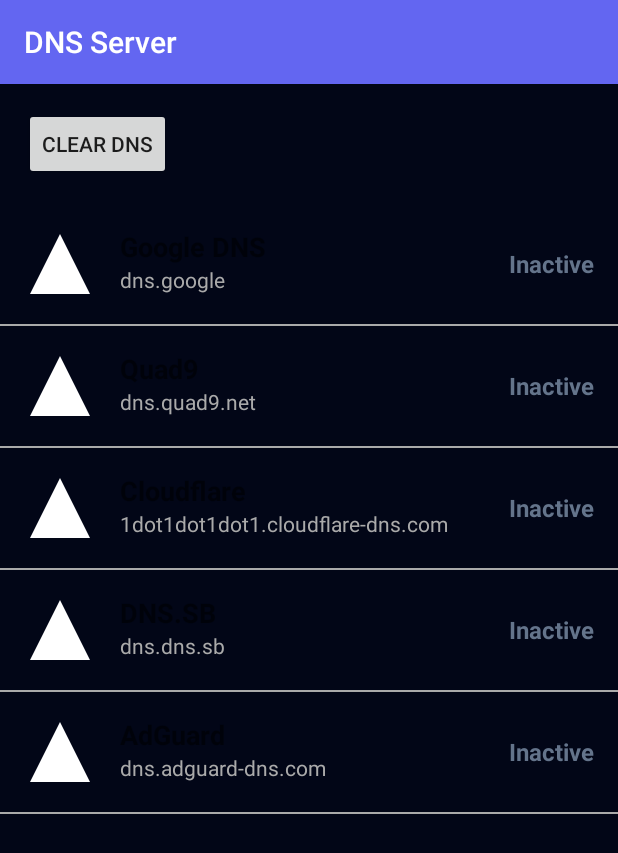
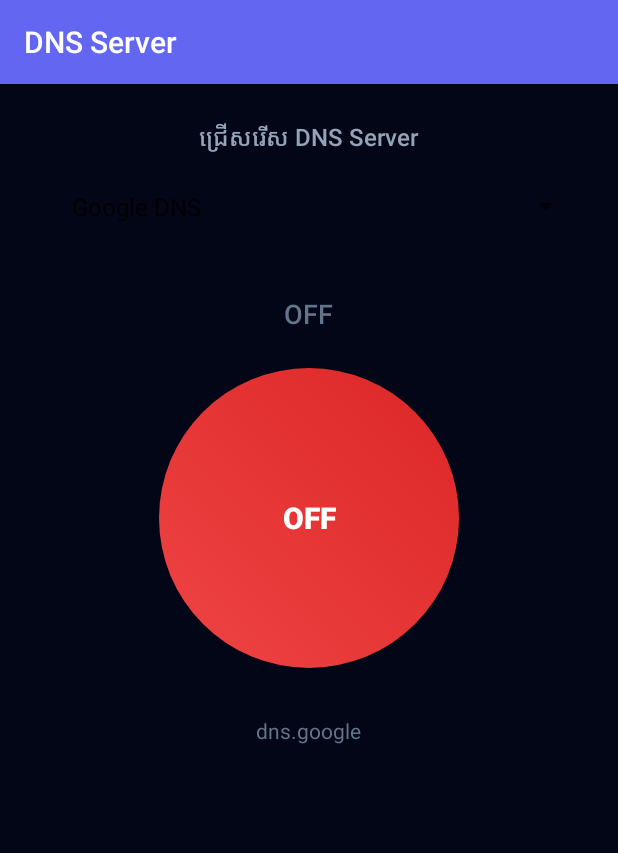
Before and after one commit to moeunzinkh-debug/Build-Apk, an Android app: the screen it shows after launch (MainActivity), on a phone screen of 412 x 824 dp. Shown: the top 853 px of the screen. Run offline under Robolectric (Android 15) with nearby library versions, the phone set to English and light mode, and no system bars.

Commit message:
Fix UI/UX: center on/off toggle, spinner drop-down, API warning
- Redesign home screen with center ON/OFF toggle button
- Replace ListView with Spinner (drop-down menu) for DNS provider selection
- Add API level warning for Android < 9 (OPPO A83T compatibility)
- Improve colors and styling for better UX
- Handle Private DNS unsupported on API 25 gracefully

Co-authored-by: arena-agent <297053741+arena-agent@users.noreply.github.com>

```diff
--- a/app/src/main/java/com/example/dnsserver/MainActivity.kt
+++ b/app/src/main/java/com/example/dnsserver/MainActivity.kt
@@ -1,20 +1,20 @@
 package com.example.dnsserver
 
-import android.content.Context
 import android.os.Bundle
-import android.view.LayoutInflater
 import android.view.View
-import android.view.ViewGroup
 import android.widget.*
 import androidx.appcompat.app.AppCompatActivity
-import androidx.appcompat.widget.Toolbar
 import com.example.dnsserver.model.DnsProvider
 import com.example.dnsserver.util.DnsManager
 
 class MainActivity : AppCompatActivity() {
 
   private lateinit var dnsManager: DnsManager
-  private lateinit var providerList: ListView
+  private lateinit var dnsSpinner: Spinner
+  private lateinit var toggleBtn: Button
+  private lateinit var statusText: TextView
+  private lateinit var currentHostText: TextView
+  private lateinit var apiWarning: TextView
 
   private val providers = listOf(
     DnsProvider("Google DNS", "dns.google", R.drawable.ic_dns),
@@ -24,93 +24,135 @@ class MainActivity : AppCompatActivity() {
     DnsProvider("AdGuard", "dns.adguard-dns.com", R.drawable.ic_dns)
   )
 
+  private var isDnsOn = false
+
   override fun onCreate(savedInstanceState: Bundle?) {
     super.onCreate(savedInstanceState)
     setContentView(R.layout.activity_main)
 
-    dnsManager = DnsManager(this)
-
-    val toolbar: Toolbar = findViewById(R.id.toolbar)
+    val toolbar: androidx.appcompat.widget.Toolbar = findViewById(R.id.toolbar)
     setSupportActionBar(toolbar)
     supportActionBar?.title = "DNS Server"
 
-    providerList = findViewById(R.id.provider_list)
-    val adapter = DnsProviderAdapter(this, providers)
-    providerList.adapter = adapter
+    dnsManager = DnsManager(this)
 
-    providerList.onItemClickListener = AdapterView.OnItemClickListener { _, _, position, _ ->
-      val provider = providers[position]
-      dnsManager.applyPrivateDns(provider.hostname) { success, message ->
-        runOnUiThread {
-          Toast.makeText(this@MainActivity, message, Toast.LENGTH_LONG).show()
-          if (success) {
-            adapter.notifyDataSetChanged()
+    dnsSpinner = findViewById(R.id.dns_spinner)
+    toggleBtn = findViewById(R.id.toggle_dns_btn)
+    statusText = findViewById(R.id.dns_status)
+    currentHostText = findViewById(R.id.current_dns_host)
+    apiWarning = findViewById(R.id.api_warning)
+
+    // Setup Spinner (drop-down menu)
+    val spinnerAdapter = ArrayAdapter(
+      this,
+      android.R.layout.simple_spinner_item,
+      providers.map { it.name }
+    )
+    spinnerAdapter.setDropDownViewResource(android.R.layout.simple_spinner_dropdown_item)
+    dnsSpinner.adapter = spinnerAdapter
+
+    // Check API level - Private DNS requires API 28+
+    if (android.os.Build.VERSION.SDK_INT < android.os.Build.VERSION_CODES.P) {
+      apiWarning.visibility = View.VISIBLE
+      toggleBtn.isEnabled = false
+      statusText.text = getString(R.string.api_not_supported)
+      statusText.setTextColor(resources.getColor(R.color.dns_inactive, theme))
+    } else {
+      apiWarning.visibility = View.GONE
+      loadCurrentDnsState()
+    }
+
+    // Toggle button click
+    toggleBtn.setOnClickListener {
+      if (android.os.Build.VERSION.SDK_INT < android.os.Build.VERSION_CODES.P) {
+        Toast.makeText(this, R.string.api_not_supported, Toast.LENGTH_LONG).show()
+        return@setOnClickListener
+      }
+
+      val selectedPosition = dnsSpinner.selectedItemPosition
+      val selectedProvider = providers[selectedPosition]
+
+      if (!isDnsOn) {
+        // Turn ON
+        dnsManager.applyPrivateDns(selectedProvider.hostname) { success, message ->
+          runOnUiThread {
+            if (success) {
+              isDnsOn = true
+              updateUI(on = true, provider = selectedProvider)
+              Toast.makeText(this@MainActivity, message, Toast.LENGTH_LONG).show()
+            } else {
+              Toast.makeText(this@MainActivity, message, Toast.LENGTH_LONG).show()
+            }
+          }
+        }
+      } else {
+        // Turn OFF
+        dnsManager.clearPrivateDns { success, message ->
+          runOnUiThread {
+            if (success) {
+              isDnsOn = false
+              updateUI(on = false, provider = null)
+              Toast.makeText(this@MainActivity, message, Toast.LENGTH_LONG).show()
+            } else {
+              Toast.makeText(this@MainActivity, message, Toast.LENGTH_LONG).show()
+            }
           }
         }
       }
     }
 
-    val clearBtn: Button = findViewById(R.id.clear_dns_btn)
-    clearBtn.setOnClickListener {
-      dnsManager.clearPrivateDns { success, message ->
-        runOnUiThread {
-          Toast.makeText(this@MainActivity, message, Toast.LENGTH_LONG).show()
-          if (success) {
-            adapter.notifyDataSetChanged()
-          }
+    // Spinner selection change - update host display
+    dnsSpinner.onItemSelectedListener = object : AdapterView.OnItemSelectedListener {
+      override fun onItemSelected(parent: AdapterView<*>, view: View?, position: Int, id: Long) {
+        val provider = providers[position]
+        currentHostText.text = provider.hostname
+        if (!isDnsOn) {
+          statusText.text = getString(R.string.dns_off)
+          statusText.setTextColor(resources.getColor(R.color.dns_inactive, theme))
         }
       }
+
+      override fun onNothingSelected(parent: AdapterView<*>) {}
     }
-
-    updateSelectionIndicator(adapter)
   }
 
-  private fun updateSelectionIndicator(adapter: DnsProviderAdapter) {
+  private fun loadCurrentDnsState() {
     val currentDns = dnsManager.getCurrentPrivateDns()
-    for (i in providers.indices) {
-      adapter.setSelected(i, currentDns?.equals(providers[i].hostname, ignoreCase = true) == true)
+    if (currentDns != null && currentDns.isNotEmpty()) {
+      isDnsOn = true
+      // Find matching provider
+      var matchedIndex = 0
+      for (i in providers.indices) {
+        if (providers[i].hostname.equals(currentDns, ignoreCase = true)) {
+          matchedIndex = i
+          break
+        }
+      }
+      dnsSpinner.setSelection(matchedIndex)
+      updateUI(on = true, provider = providers[matchedIndex])
+    } else {
+      isDnsOn = false
+      updateUI(on = false, provider = null)
     }
-    adapter.notifyDataSetChanged()
   }
 
-  private inner class DnsProviderAdapter(
-    private val context: Context,
-    private val items: List<DnsProvider>
-  ) : BaseAdapter() {
+  private fun updateUI(on: Boolean, provider: DnsProvider?) {
+    isDnsOn = on
 
-    private val inflater: LayoutInflater = context.getSystemService(Context.LAYOUT_INFLATER_SERVICE) as LayoutInflater
-    private val selectedIndices = mutableSetOf<Int>()
-
-    fun setSelected(position: Int, selected: Boolean) {
-      if (selected) selectedIndices.add(position) else selectedIndices.remove(position)
-    }
-
-    override fun getCount(): Int = items.size
-
-    override fun getItem(position: Int): Any = items[position]
-
-    override fun getItemId(position: Int): Long = position.toLong()
-
-    override fun getView(position: Int, convertView: View?, parent: ViewGroup): View {
-      val view = convertView ?: inflater.inflate(R.layout.item_dns_provider, parent, false)
-      val provider = items[position]
-
-      view.findViewById<TextView>(R.id.provider_name).text = provider.name
-      view.findViewById<TextView>(R.id.provider_host).text = provider.hostname
-      val icon: ImageView = view.findViewById(R.id.provider_icon)
-      icon.setImageResource(provider.iconRes)
-
-      val statusView: TextView = view.findViewById(R.id.provider_status)
-      val isSelected = selectedIndices.contains(position)
-      statusView.text = if (isSelected) "Active" else "Inactive"
-      statusView.setTextColor(
-        if (isSelected)
-          context.resources.getColor(R.color.dns_active, context.theme)
-        else
-          context.resources.getColor(R.color.dns_inactive, context.theme)
-      )
-
-      return view
+    if (on) {
+      toggleBtn.setText(R.string.dns_on)
+      statusText.text = getString(R.string.dns_on)
+      statusText.setTextColor(resources.getColor(R.color.dns_active, theme))
+      toggleBtn.isEnabled = true
+      currentHostText.text = provider?.hostname ?: ""
+      currentHostText.setTextColor(resources.getColor(R.color.text_primary, theme))
+    } else {
+      toggleBtn.setText(R.string.dns_off)
+      statusText.text = getString(R.string.dns_off)
+      statusText.setTextColor(resources.getColor(R.color.dns_inactive, theme))
+      toggleBtn.isEnabled = true
+      currentHostText.text = getString(R.string.no_dns_selected)
+      currentHostText.setTextColor(resources.getColor(R.color.text_muted, theme))
     }
   }
 }
--- /dev/null
+++ b/app/src/main/res/drawable/spinner_dropdown_bg.xml
@@ -0,0 +1,7 @@
+<?xml version="1.0" encoding="utf-8"?>
+<shape xmlns:android="http://schemas.android.com/apk/res/android"
+    android:shape="rectangle">
+    <solid android:color="@android:color/white"/>
+    <corners android:radius="8dp"/>
+    <padding android:left="8dp" android:top="8dp" android:right="8dp" android:bottom="8dp"/>
+</shape>
--- /dev/null
+++ b/app/src/main/res/drawable/toggle_button_bg.xml
@@ -0,0 +1,30 @@
+<?xml version="1.0" encoding="utf-8"?>
+<selector xmlns:android="http://schemas.android.com/apk/res/android">
+    <item android:state_pressed="true">
+        <shape android:shape="oval">
+            <gradient
+                android:startColor="#4F46E5"
+                android:endColor="#6366F1"
+                android:angle="45"/>
+            <size android:width="200dp" android:height="200dp"/>
+        </shape>
+    </item>
+    <item android:state_checked="true">
+        <shape android:shape="oval">
+            <gradient
+                android:startColor="#10B981"
+                android:endColor="#059669"
+                android:angle="45"/>
+            <size android:width="200dp" android:height="200dp"/>
+        </shape>
+    </item>
+    <item>
+        <shape android:shape="oval">
+            <gradient
+                android:startColor="#EF4444"
+                android:endColor="#DC2626"
+                android:angle="45"/>
+            <size android:width="200dp" android:height="200dp"/>
+        </shape>
+    </item>
+</selector>
--- a/app/src/main/res/layout/activity_main.xml
+++ b/app/src/main/res/layout/activity_main.xml
@@ -3,34 +3,104 @@
     xmlns:app="http://schemas.android.com/apk/res-auto"
     android:layout_width="match_parent"
     android:layout_height="match_parent"
+    android:background="@color/background"
     android:orientation="vertical">
 
     <androidx.appcompat.widget.Toolbar
         android:id="@+id/toolbar"
         android:layout_width="match_parent"
         android:layout_height="?attr/actionBarSize"
-        android:background="?attr/colorPrimary"
+        android:background="@color/primary"
         app:titleTextColor="@android:color/white" />
 
-    <LinearLayout
+    <ScrollView
         android:layout_width="match_parent"
-        android:layout_height="wrap_content"
-        android:orientation="horizontal"
-        android:padding="16dp">
+        android:layout_height="match_parent"
+        android:fillViewport="true">
 
-        <Button
-            android:id="@+id/clear_dns_btn"
-            android:layout_width="wrap_content"
+        <LinearLayout
+            android:layout_width="match_parent"
             android:layout_height="wrap_content"
-            android:text="Clear DNS" />
-    </LinearLayout>
+            android:gravity="center_horizontal"
+            android:orientation="vertical"
+            android:padding="24dp">
 
-    <ListView
-        android:id="@+id/provider_list"
-        android:layout_width="match_parent"
-        android:layout_height="0dp"
-        android:layout_weight="1"
-        android:divider="@android:color/darker_gray"
-        android:dividerHeight="1dp" />
+            <!-- DNS Provider Drop-down -->
+            <LinearLayout
+                android:layout_width="match_parent"
+                android:layout_height="wrap_content"
+                android:gravity="center_horizontal"
+                android:orientation="vertical"
+                android:paddingBottom="32dp">
+
+                <TextView
+                    android:layout_width="wrap_content"
+                    android:layout_height="wrap_content"
+                    android:layout_marginBottom="8dp"
+                    android:fontFamily="sans-serif-medium"
+                    android:text="@string/select_dns_provider"
+                    android:textColor="@color/text_secondary"
+                    android:textSize="16sp" />
+
+                <Spinner
+                    android:id="@+id/dns_spinner"
+                    android:layout_width="match_parent"
+                    android:layout_height="wrap_content"
+                    android:dropDownWidth="match_parent"
+                    android:padding="16dp"
+                    android:popupBackground="@drawable/spinner_dropdown_bg"
+                    android:spinnerMode="dropdown" />
+            </LinearLayout>
+
+            <!-- Status -->
+            <TextView
+                android:id="@+id/dns_status"
+                android:layout_width="wrap_content"
+                android:layout_height="wrap_content"
+                android:layout_marginBottom="24dp"
+                android:fontFamily="sans-serif-medium"
+                android:text="@string/dns_off"
+                android:textColor="@color/dns_inactive"
+                android:textSize="18sp" />
+
+            <!-- Center ON/OFF Toggle Button -->
+            <Button
+                android:id="@+id/toggle_dns_btn"
+                android:layout_width="200dp"
+                android:layout_height="200dp"
+                android:layout_marginBottom="32dp"
+                android:background="@drawable/toggle_button_bg"
+                android:fontFamily="sans-serif-medium"
+                android:text="@string/dns_off"
+                android:textColor="@android:color/white"
+                android:textSize="20sp"
+                android:textStyle="bold" />
+
+            <!-- Current DNS Host -->
+            <TextView
+                android:id="@+id/current_dns_host"
+                android:layout_width="wrap_content"
+                android:layout_height="wrap_content"
+                android:layout_marginBottom="32dp"
+                android:fontFamily="sans-serif"
+                android:text="@string/no_dns_selected"
+                android:textColor="@color/text_muted"
+                android:textSize="14sp" />
+
+            <!-- API Warning (for Android < 9) -->
+            <TextView
+                android:id="@+id/api_warning"
+                android:layout_width="match_parent"
+                android:layout_height="wrap_content"
+                android:background="@color/warning_bg"
+                android:padding="16dp"
+                android:visibility="gone"
+                android:fontFamily="sans-serif"
+                android:text="@string/api_warning"
+                android:textColor="@color/warning_text"
+                android:textSize="14sp" />
+
+        </LinearLayout>
+    </ScrollView>
 
 </LinearLayout>
--- a/app/src/main/res/values/colors.xml
+++ b/app/src/main/res/values/colors.xml
@@ -18,4 +18,6 @@
     <color name="adguard_cyan">#0EA5E9</color>
     <color name="dns_active">#10B981</color>
     <color name="dns_inactive">#64748B</color>
+    <color name="warning_bg">#FEF3C7</color>
+    <color name="warning_text">#92400E</color>
 </resources>
--- a/app/src/main/res/values/strings.xml
+++ b/app/src/main/res/values/strings.xml
@@ -1,15 +1,13 @@
 <resources>
     <string name="app_name">DNS Server</string>
-    <string name="dns_google">Google DNS</string>
-    <string name="dns_quad9">Quad9</string>
-    <string name="dns_cloudflare">Cloudflare</string>
-    <string name="dns_dns_sb">DNS.SB</string>
-    <string name="dns_adguard">AdGuard DNS</string>
+    <string name="select_dns_provider">ជ្រើសរើស DNS Server</string>
+    <string name="dns_on">ON</string>
+    <string name="dns_off">OFF</string>
+    <string name="no_dns_selected">មិនមាន DNS ដែលបានជ្រើស</string>
+    <string name="api_not_supported">Private DNS មិនអាចប្រើបាននៅលើ Android 7.1.1</string>
+    <string name="api_warning">កម្មវិធីនេះត្រូវការ Android 9 (API 28) ឬអ្នកនាំចូលដើម្បីត្រូវប្រើ Private DNS។ OPPO A83T (Android 7.1.1) មិនអាចត្រឡប់ប្រើអ្វីដែលមានន័យនៃ Private DNS។</string>
+    <string name="dns_icon">DNS icon</string>
     <string name="apply_dns">Apply DNS</string>
     <string name="clear_dns">Clear DNS</string>
-    <string name="no_provider_selected">No DNS provider selected</string>
-    <string name="dns_applied">DNS applied</string>
-    <string name="dns_failed">Failed to apply DNS</string>
     <string name="permission_required">Modify system settings permission required</string>
-    <string name="dns_icon">DNS icon</string>
 </resources>
```
